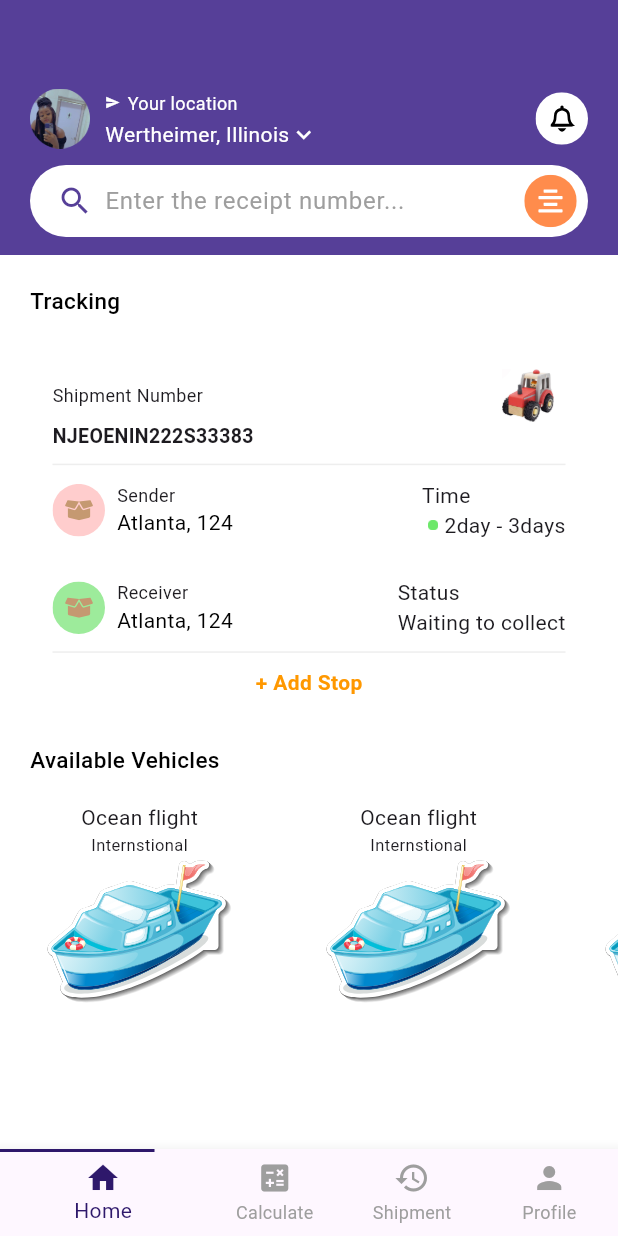
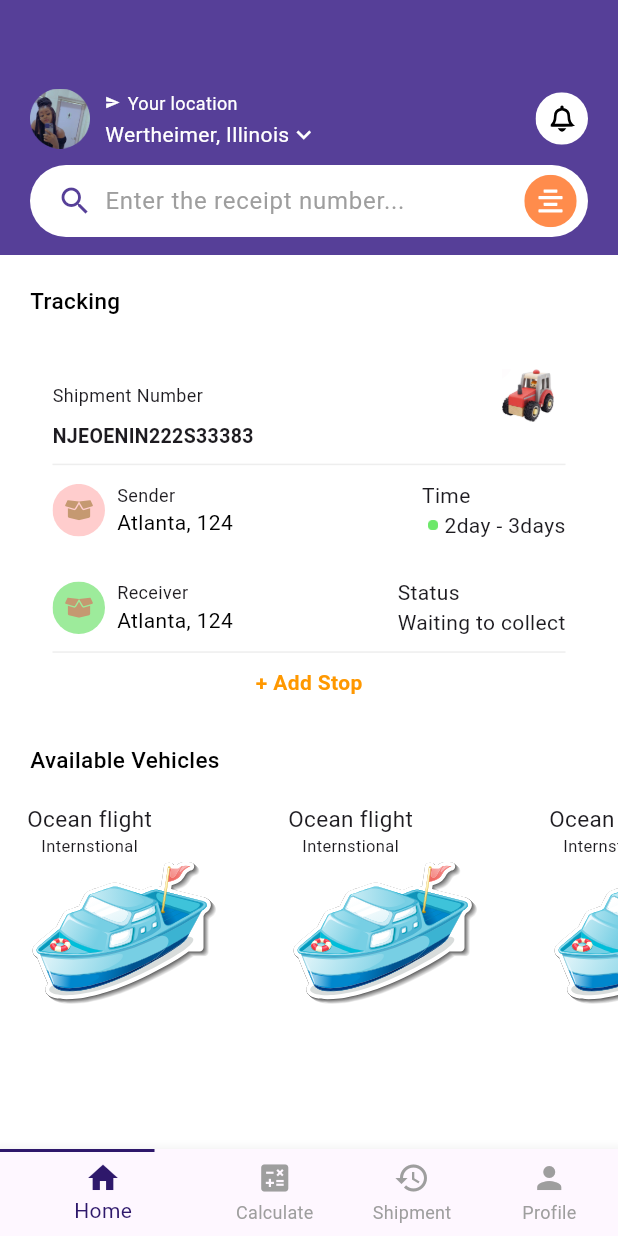
Before and after one commit to britt21/shipment_animator, a Flutter app: the screen it shows after launch, on a phone screen of 412 x 824 dp. Run offline on Flutter 3.47's test engine with Material 2 defaults, Android fonts, the phone set to English and light mode, and no system bars; our stand-ins replace flutter_svg, get; missing offline and left inert: dart:ffi.

Commit message:
completed home

```diff
--- a/lib/home.dart
+++ b/lib/home.dart
@@ -22,10 +22,21 @@ class _HomeDashboardState extends State<HomeDashboard> {
   FocusNode searchFocusNode = FocusNode();
   bool isBoatMoved = false;
   int selectedTabIndex = 0;
+  double boatpadding = 50.0;
 
 
   @override
   void initState() {
+
+
+      Future.delayed(Duration.zero,() {
+        setState(() {
+
+          boatpadding = 0.0;
+
+      });
+
+    });
     searchFocusNode.addListener(() {
       setState(() {
         print("FOCUS NODE : ${searchFocusNode.hasFocus}");
@@ -33,6 +44,8 @@ class _HomeDashboardState extends State<HomeDashboard> {
         paddvalue = paddvalue == 0.0 ? 10.0 : 0.0;
       });
     });
+
+    print("GOATED");
   }
 
   @override
@@ -317,27 +330,45 @@ class _HomeDashboardState extends State<HomeDashboard> {
 
               Container(height: 200,
                   child: ListView.builder(itemBuilder: (context, index) {
-                    return Container(
+                    return Padding(
+                      padding: const EdgeInsets.only(right: 8.0),
+                      child: Container(
                         decoration: BoxDecoration(color: Colors.white,
                             borderRadius: BorderRadius.circular(10)),
                         height: 100,
                         child: Padding(
                           padding: const EdgeInsets.all(18.0),
                           child: Column(
-                          crossAxisAlignment: CrossAxisAlignment.center,
+                            crossAxisAlignment: CrossAxisAlignment.start,
                             children: [
-                            Text("Ocean flight"),
+                              AnimatedPadding(
+                                duration: Duration(milliseconds: 300),
+                                padding:  EdgeInsets.only(left: boatpadding),
+
+                                child: Column(
+                                  children: [
+                                    Text("Ocean flight",style: TextStyle(fontSize: 15),),
                                     Row(
                                       children: [
                                         Text("Internstional",
                                           style: TextStyle(fontSize: 11),),
                                       ],
                                     ),
+
+                                  ],
+
+                                ),
+                              ),
                               Container(
                                   height: 100,
-                                width: 150,
-                                child: SvgPicture.asset(boat))
+                                  width: 130,
+                                  child: AnimatedPadding(
+                                    duration: Duration(milliseconds: 300),
+                                    padding:  EdgeInsets.only(left: boatpadding),
+                                    child: SvgPicture.asset(boat),
+                                  ))
                             ],
+                          ),
                         ),
                       ),
                     );
@@ -435,10 +466,10 @@ class _HomeDashboardState extends State<HomeDashboard> {
 
         case 1:
 
-          Future.delayed(Duration(milliseconds: 300), ()
+          Future.delayed(Duration(milliseconds: 600), ()
           {
             Get.to(() => CalculateHome(), transition: Transition.fadeIn,
-                duration: Duration(milliseconds: 300));
+                duration: Duration(milliseconds: 600));
           });
           break;
 
@@ -446,7 +477,7 @@ class _HomeDashboardState extends State<HomeDashboard> {
           Future.delayed(Duration(milliseconds: 300), ()
           {
             Get.to(() => HistoryHome(), transition: Transition.fadeIn,
-                duration: Duration(milliseconds: 300));
+                duration: Duration(milliseconds: 600));
           });
           break;
 
```
Lines whose indentation alone changed are shown as unchanged.
